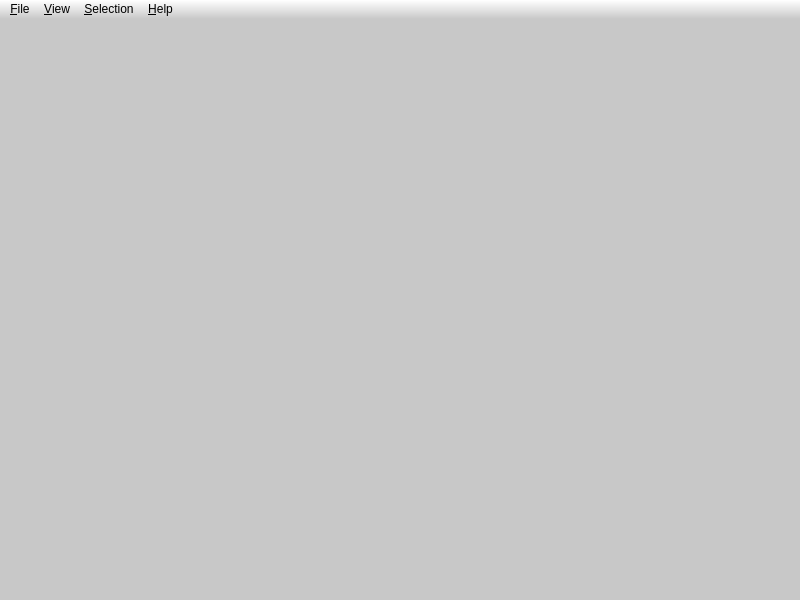
This is src/saisieQT/mainwindow.ui in micmacIGN/micmac as Qt 5 draws it before an edit. The edited form follows.
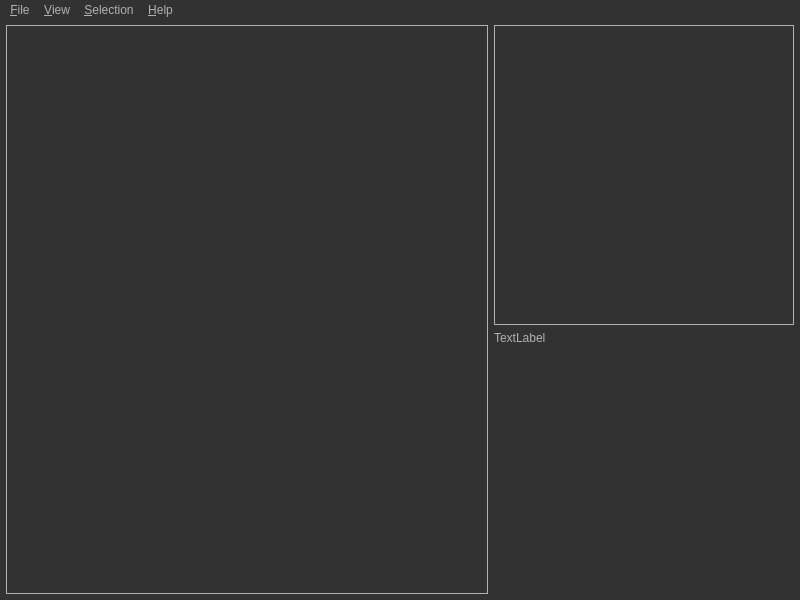
This is the edited form. Icons and pictures are not drawn.

```diff
--- a/src/saisieQT/mainwindow.ui
+++ b/src/saisieQT/mainwindow.ui
@@ -21,8 +21,62 @@
     <normaloff>:/MM/Icons/images/icon_32.png</normaloff>:/MM/Icons/images/icon_32.png</iconset>
   </property>
   <property name="styleSheet">
-   <string notr="true">QWidget {
-	background-color: rgb(200,200,200);
+   <string notr="true">QToolTip
+{
+     border: 1px solid black;
+     background-color: #ffa02f;
+     padding: 1px;
+     border-radius: 3px;
+     opacity: 100;
+}
+
+QWidget
+{
+    color: #b1b1b1;
+    background-color: #323232;
+}
+
+QWidget:item:hover
+{
+    background-color: QLinearGradient( x1: 0, y1: 0, x2: 0, y2: 1, stop: 0 #ffa02f, stop: 1 #ca0619);
+    color: #000000;
+}
+
+QWidget:item:selected
+{
+    background-color: QLinearGradient( x1: 0, y1: 0, x2: 0, y2: 1, stop: 0 #ffa02f, stop: 1 #d7801a);
+}
+
+QFrame[frameShape=&quot;1&quot;]
+{
+	border: 1px solid #707070;
+}
+
+QMenuBar::item
+{
+    background: transparent;
+}
+
+QMenuBar::item:selected
+{
+    background: transparent;
+    border: 1px solid #ffaa00;
+}
+
+QMenuBar::item:pressed
+{
+    background: #444;
+    border: 1px solid #000;
+    background-color: QLinearGradient(
+        x1:0, y1:0,
+        x2:0, y2:1,
+        stop:1 #212121,
+        stop:0.4 #343434/*,
+        stop:0.2 #343434,
+        stop:0.1 #ffaa00*/
+    );
+    margin-bottom:-1px;
+    padding-bottom:1px;
 }
 
 QMenu
@@ -30,33 +84,425 @@
 	background: rgb(200,200,200);
 }
 
-QMenu::separator 
+QMenu::item
 {
-     height: 2px;
-     background: rgb(100,100,100);
-     margin-left: 10px;
-     margin-right: 5px;
+    padding: 2px 20px 2px 20px;
+}
+
+QMenu::item:selected
+{
+    color: #000000;
+}
+
+QWidget:disabled
+{
+    color: #404040;
+    background-color: #323232;
+}
+
+QAbstractItemView
+{
+    background-color: QLinearGradient( x1: 0, y1: 0, x2: 0, y2: 1, stop: 0 #4d4d4d, stop: 0.1 #646464, stop: 1 #5d5d5d);
+}
+
+QWidget:focus
+{
+    /*border: 2px solid QLinearGradient( x1: 0, y1: 0, x2: 0, y2: 1, stop: 0 #ffa02f, stop: 1 #d7801a);*/
+}
+
+QLineEdit
+{
+    background-color: QLinearGradient( x1: 0, y1: 0, x2: 0, y2: 1, stop: 0 #4d4d4d, stop: 0 #646464, stop: 1 #5d5d5d);
+    padding: 1px;
+    border-style: solid;
+    border: 1px solid #1e1e1e;
+    border-radius: 5;
+}
+
+QPushButton
+{
+    color: #b1b1b1;
+    background-color: QLinearGradient( x1: 0, y1: 0, x2: 0, y2: 1, stop: 0 #565656, stop: 0.1 #525252, stop: 0.5 #4e4e4e, stop: 0.9 #4a4a4a, stop: 1 #464646);
+    border-width: 1px;
+    border-color: #1e1e1e;
+    border-style: solid;
+    border-radius: 6;
+    padding: 3px;
+    font-size: 12px;
+    padding-left: 5px;
+    padding-right: 5px;
+}
+
+QPushButton:pressed
+{
+    background-color: QLinearGradient( x1: 0, y1: 0, x2: 0, y2: 1, stop: 0 #2d2d2d, stop: 0.1 #2b2b2b, stop: 0.5 #292929, stop: 0.9 #282828, stop: 1 #252525);
+}
+
+QComboBox
+{
+    selection-background-color: #ffaa00;
+    background-color: QLinearGradient( x1: 0, y1: 0, x2: 0, y2: 1, stop: 0 #565656, stop: 0.1 #525252, stop: 0.5 #4e4e4e, stop: 0.9 #4a4a4a, stop: 1 #464646);
+    border-style: solid;
+    border: 1px solid #1e1e1e;
+    border-radius: 5;
+}
+
+QComboBox:hover,QPushButton:hover
+{
+    border: 2px solid QLinearGradient( x1: 0, y1: 0, x2: 0, y2: 1, stop: 0 #ffa02f, stop: 1 #d7801a);
+}
+
+
+QComboBox:on
+{
+    padding-top: 3px;
+    padding-left: 4px;
+    background-color: QLinearGradient( x1: 0, y1: 0, x2: 0, y2: 1, stop: 0 #2d2d2d, stop: 0.1 #2b2b2b, stop: 0.5 #292929, stop: 0.9 #282828, stop: 1 #252525);
+    selection-background-color: #ffaa00;
+}
+
+QComboBox QAbstractItemView
+{
+    border: 2px solid darkgray;
+    selection-background-color: QLinearGradient( x1: 0, y1: 0, x2: 0, y2: 1, stop: 0 #ffa02f, stop: 1 #d7801a);
+}
+
+QComboBox::drop-down
+{
+     subcontrol-origin: padding;
+     subcontrol-position: top right;
+     width: 15px;
+
+     border-left-width: 0px;
+     border-left-color: darkgray;
+     border-left-style: solid; /* just a single line */
+     border-top-right-radius: 3px; /* same radius as the QComboBox */
+     border-bottom-right-radius: 3px;
  }
 
-QMenuBar 
+QComboBox::down-arrow
 {
-	background-color: qlineargradient(x1:0, y1:0, x2:0, y2:1,stop:0 rgb(255,255,255), stop:1 rgb(200,200,200));
+     image: url(:/down_arrow.png);
+}
+
+QGroupBox:focus
+{
+border: 2px solid QLinearGradient( x1: 0, y1: 0, x2: 0, y2: 1, stop: 0 #ffa02f, stop: 1 #d7801a);
+}
+
+QTextEdit:focus
+{
+    border: 2px solid QLinearGradient( x1: 0, y1: 0, x2: 0, y2: 1, stop: 0 #ffa02f, stop: 1 #d7801a);
+}
+
+QScrollBar:horizontal {
+     border: 1px solid #222222;
+     background: QLinearGradient( x1: 0, y1: 0, x2: 0, y2: 1, stop: 0.0 #121212, stop: 0.2 #282828, stop: 1 #484848);
+     height: 7px;
+     margin: 0px 16px 0 16px;
+}
+
+QScrollBar::handle:horizontal
+{
+      background: QLinearGradient( x1: 0, y1: 0, x2: 1, y2: 0, stop: 0 #ffa02f, stop: 0.5 #d7801a, stop: 1 #ffa02f);
+      min-height: 20px;
+      border-radius: 2px;
+}
+
+QScrollBar::add-line:horizontal {
+      border: 1px solid #1b1b19;
+      border-radius: 2px;
+      background: QLinearGradient( x1: 0, y1: 0, x2: 1, y2: 0, stop: 0 #ffa02f, stop: 1 #d7801a);
+      width: 14px;
+      subcontrol-position: right;
+      subcontrol-origin: margin;
+}
+
+QScrollBar::sub-line:horizontal {
+      border: 1px solid #1b1b19;
+      border-radius: 2px;
+      background: QLinearGradient( x1: 0, y1: 0, x2: 1, y2: 0, stop: 0 #ffa02f, stop: 1 #d7801a);
+      width: 14px;
+     subcontrol-position: left;
+     subcontrol-origin: margin;
+}
+
+QScrollBar::right-arrow:horizontal, QScrollBar::left-arrow:horizontal
+{
+      border: 1px solid black;
+      width: 1px;
+      height: 1px;
+      background: white;
+}
+
+QScrollBar::add-page:horizontal, QScrollBar::sub-page:horizontal
+{
+      background: none;
+}
+
+QScrollBar:vertical
+{
+      background: QLinearGradient( x1: 0, y1: 0, x2: 1, y2: 0, stop: 0.0 #121212, stop: 0.2 #282828, stop: 1 #484848);
+      width: 7px;
+      margin: 16px 0 16px 0;
+      border: 1px solid #222222;
+}
+
+QScrollBar::handle:vertical
+{
+      background: QLinearGradient( x1: 0, y1: 0, x2: 0, y2: 1, stop: 0 #ffa02f, stop: 0.5 #d7801a, stop: 1 #ffa02f);
+      min-height: 20px;
+      border-radius: 2px;
+}
+
+QScrollBar::add-line:vertical
+{
+      border: 1px solid #1b1b19;
+      border-radius: 2px;
+      background: QLinearGradient( x1: 0, y1: 0, x2: 0, y2: 1, stop: 0 #ffa02f, stop: 1 #d7801a);
+      height: 14px;
+      subcontrol-position: bottom;
+      subcontrol-origin: margin;
+}
+
+QScrollBar::sub-line:vertical
+{
+      border: 1px solid #1b1b19;
+      border-radius: 2px;
+      background: QLinearGradient( x1: 0, y1: 0, x2: 0, y2: 1, stop: 0 #d7801a, stop: 1 #ffa02f);
+      height: 14px;
+      subcontrol-position: top;
+      subcontrol-origin: margin;
+}
+
+QScrollBar::up-arrow:vertical, QScrollBar::down-arrow:vertical
+{
+      border: 1px solid black;
+      width: 1px;
+      height: 1px;
+      background: white;
+}
+
+
+QScrollBar::add-page:vertical, QScrollBar::sub-page:vertical
+{
+      background: none;
+}
+
+QTextEdit
+{
+    background-color: #242424;
+}
+
+QPlainTextEdit
+{
+    background-color: #242424;
+}
+
+QHeaderView::section
+{
+    background-color: QLinearGradient(x1:0, y1:0, x2:0, y2:1, stop:0 #616161, stop: 0.5 #505050, stop: 0.6 #434343, stop:1 #656565);
+    color: white;
+    padding-left: 4px;
+    border: 1px solid #6c6c6c;
+}
+
+QCheckBox:disabled
+{
+color: #414141;
+}
+
+QDockWidget::title
+{
+    text-align: center;
+    spacing: 3px; /* spacing between items in the tool bar */
+    background-color: QLinearGradient(x1:0, y1:0, x2:0, y2:1, stop:0 #323232, stop: 0.5 #242424, stop:1 #323232);
+}
+
+QDockWidget::close-button, QDockWidget::float-button
+{
+    text-align: center;
+    spacing: 1px; /* spacing between items in the tool bar */
+    background-color: QLinearGradient(x1:0, y1:0, x2:0, y2:1, stop:0 #323232, stop: 0.5 #242424, stop:1 #323232);
+}
+
+QDockWidget::close-button:hover, QDockWidget::float-button:hover
+{
+    background: #242424;
+}
+
+QDockWidget::close-button:pressed, QDockWidget::float-button:pressed
+{
+    padding: 1px -1px -1px 1px;
+}
+
+QMainWindow::separator
+{
+    background-color: QLinearGradient(x1:0, y1:0, x2:0, y2:1, stop:0 #161616, stop: 0.5 #151515, stop: 0.6 #212121, stop:1 #343434);
+    color: white;
+    padding-left: 4px;
+    border: 1px solid #4c4c4c;
+    spacing: 3px; /* spacing between items in the tool bar */
+}
+
+QMainWindow::separator:hover
+{
+
+    background-color: QLinearGradient(x1:0, y1:0, x2:0, y2:1, stop:0 #d7801a, stop:0.5 #b56c17 stop:1 #ffa02f);
+    color: white;
+    padding-left: 4px;
+    border: 1px solid #6c6c6c;
+    spacing: 3px; /* spacing between items in the tool bar */
+}
+
+QToolBar::handle
+{
+     spacing: 3px; /* spacing between items in the tool bar */
+     background: url(:/MM/Icons/images/handle.png);
+}
+
+QMenu::separator
+{
+    height: 2px;
+    background-color: QLinearGradient(x1:0, y1:0, x2:0, y2:1, stop:0 #161616, stop: 0.5 #151515, stop: 0.6 #212121, stop:1 #343434);
+    color: white;
+    padding-left: 4px;
+    margin-left: 10px;
+    margin-right: 5px;
+}
+
+QProgressBar
+{
+    border: 2px solid grey;
+    border-radius: 5px;
+    text-align: center;
+}
+
+QProgressBar::chunk
+{
+    background-color: #d7801a;
+    width: 2.15px;
+    /*margin: 0.5px;*/
+}
+
+QToolBox::tab {
+     background:  #c67009;
+     border-radius: 2px;
+     color: darkgray;
  }
 
-QStatusBar
+ QToolBox::tab:selected { /* italicize selected tabs */
+	 background: #ffaa00;
+     font: italic;
+     color: white;
+ }
+
+QTabBar::tab {
+    color: #b1b1b1;
+    border: 1px solid #444;
+    border-bottom-style: none;
+    background-color: #323232;
+    padding-left: 10px;
+    padding-right: 10px;
+    padding-top: 3px;
+    padding-bottom: 2px;
+    margin-right: -1px;
+}
+
+QTabWidget::pane {
+    border: 1px solid #444;
+    top: 1px;
+}
+
+QTabBar::tab:last
 {
-	background-color: qlineargradient(x1:0, y1:0, x2:0, y2:1,stop:0 rgb(200,200,200), stop:1 rgb(255,255,255));
+    margin-right: 0; /* the last selected tab has nothing to overlap with on the right */
+    border-top-right-radius: 3px;
 }
-</string>
+
+QTabBar::tab:first:!selected
+{
+ margin-left: 0px; /* the last selected tab has nothing to overlap with on the right */
+
+
+    border-top-left-radius: 3px;
+}
+
+QTabBar::tab:!selected
+{
+    color: #b1b1b1;
+    border-bottom-style: solid;
+    margin-top: 3px;
+    background-color: QLinearGradient(x1:0, y1:0, x2:0, y2:1, stop:1 #212121, stop:.4 #343434);
+}
+
+QTabBar::tab:selected
+{
+    border-top-left-radius: 3px;
+    border-top-right-radius: 3px;
+    margin-bottom: 0px;
+}
+
+QTabBar::tab:!selected:hover
+{
+    /*border-top: 2px solid #ffaa00;
+    padding-bottom: 3px;*/
+    border-top-left-radius: 3px;
+    border-top-right-radius: 3px;
+    background-color: QLinearGradient(x1:0, y1:0, x2:0, y2:1, stop:1 #212121, stop:0.4 #343434, stop:0.2 #343434, stop:0.1 #ffaa00);
+}
+
+QRadioButton::indicator:checked, QRadioButton::indicator:unchecked{
+    color: #b1b1b1;
+    background-color: #323232;
+    border: 1px solid #b1b1b1;
+    border-radius: 6px;
+}
+
+QRadioButton::indicator:checked
+{
+    background-color: qradialgradient(
+        cx: 0.5, cy: 0.5,
+        fx: 0.5, fy: 0.5,
+        radius: 1.0,
+        stop: 0.25 #ffaa00,
+        stop: 0.3 #323232
+    );
+}
+
+QCheckBox::indicator{
+    color: #b1b1b1;
+    background-color: #323232;
+    border: 1px solid #b1b1b1;
+    width: 9px;
+    height: 9px;
+}
+
+QRadioButton::indicator
+{
+    border-radius: 6px;
+}
+
+QRadioButton::indicator:hover, QCheckBox::indicator:hover
+{
+    border: 1px solid #ffaa00;
+}
+
+QCheckBox::indicator:checked
+{
+    image:url(:/MM/Icons/images/checkbox.png);
+}
+
+QCheckBox::indicator:disabled, QRadioButton::indicator:disabled
+{
+    border: 1px solid #444;
+}</string>
   </property>
   <property name="tabShape">
    <enum>QTabWidget::Triangular</enum>
   </property>
   <widget class="QWidget" name="centralWidget">
-   <layout class="QVBoxLayout" name="verticalLayout">
-    <property name="spacing">
-     <number>3</number>
-    </property>
+   <layout class="QHBoxLayout" name="horizontalLayout">
     <property name="leftMargin">
      <number>6</number>
     </property>
@@ -83,8 +529,69 @@
       <property name="styleSheet">
        <string notr="true"/>
       </property>
+      <property name="frameShape">
+       <enum>QFrame::Box</enum>
+      </property>
+      <property name="lineWidth">
+       <number>1</number>
+      </property>
+      <property name="midLineWidth">
+       <number>0</number>
+      </property>
      </widget>
     </item>
+    <item>
+     <layout class="QVBoxLayout" name="verticalLayout">
+      <item>
+       <widget class="QFrame" name="zoomLayout">
+        <property name="minimumSize">
+         <size>
+          <width>300</width>
+          <height>300</height>
+         </size>
+        </property>
+        <property name="maximumSize">
+         <size>
+          <width>300</width>
+          <height>300</height>
+         </size>
+        </property>
+        <property name="baseSize">
+         <size>
+          <width>300</width>
+          <height>300</height>
+         </size>
+        </property>
+        <property name="frameShape">
+         <enum>QFrame::Box</enum>
+        </property>
+        <property name="frameShadow">
+         <enum>QFrame::Plain</enum>
+        </property>
+       </widget>
+      </item>
+      <item>
+       <widget class="QLabel" name="label">
+        <property name="text">
+         <string>TextLabel</string>
+        </property>
+       </widget>
+      </item>
+      <item>
+       <spacer name="verticalSpacer">
+        <property name="orientation">
+         <enum>Qt::Vertical</enum>
+        </property>
+        <property name="sizeHint" stdset="0">
+         <size>
+          <width>20</width>
+          <height>40</height>
+         </size>
+        </property>
+       </spacer>
+      </item>
+     </layout>
+    </item>
    </layout>
   </widget>
   <widget class="QMenuBar" name="menuBar">
```
Left out of the diff: 26 changed lines with no effect on the pictures.
